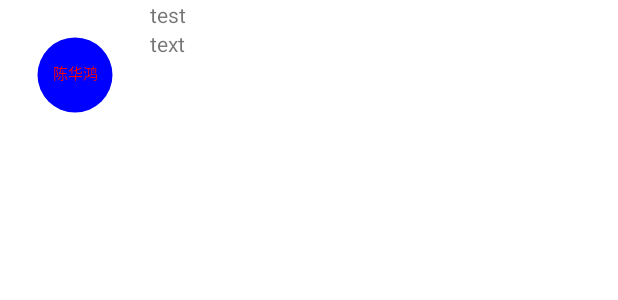
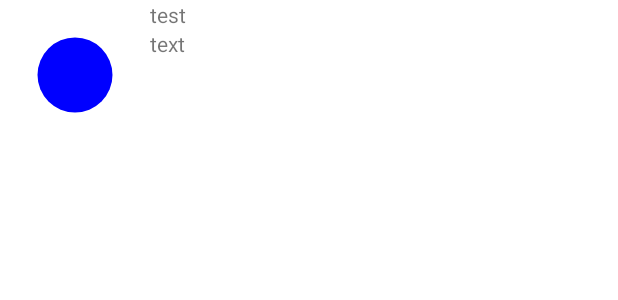
Before and after one commit to oneadms/yibansignups, an Android app: the layout userlist_item.xml on its own in the app's theme, with its tools: preview values and no code run, on a phone screen of 412 x 824 dp. Shown: the top 300 px of the screen. Run offline under Robolectric (Android 15) with nearby library versions, the phone set to English and light mode, and no system bars.

Commit message:
Update userlist_item.xml
yi

```diff
--- a/app/src/main/res/layout/userlist_item.xml
+++ b/app/src/main/res/layout/userlist_item.xml
@@ -6,7 +6,7 @@
     android:layout_width="match_parent"
     android:layout_height="100dp">
     <com.yiban.test.custom.NameImageView
-        app:text="陈华鸿"
+
 
         android:id="@+id/name"
         android:layout_width="100dp"
```
